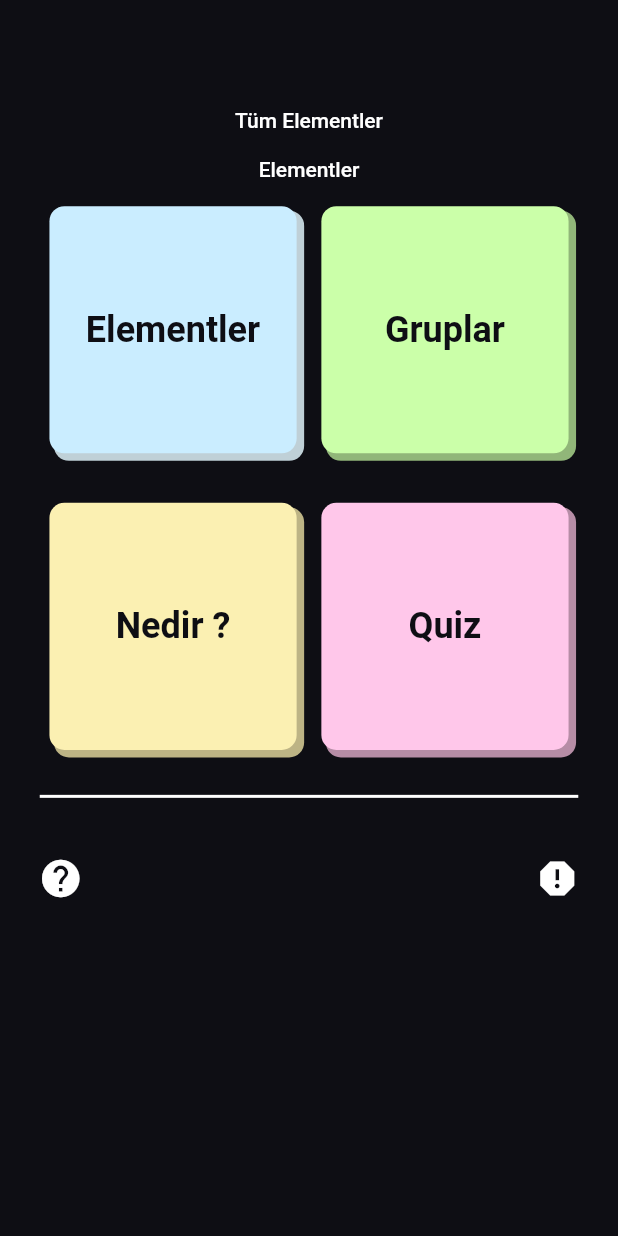
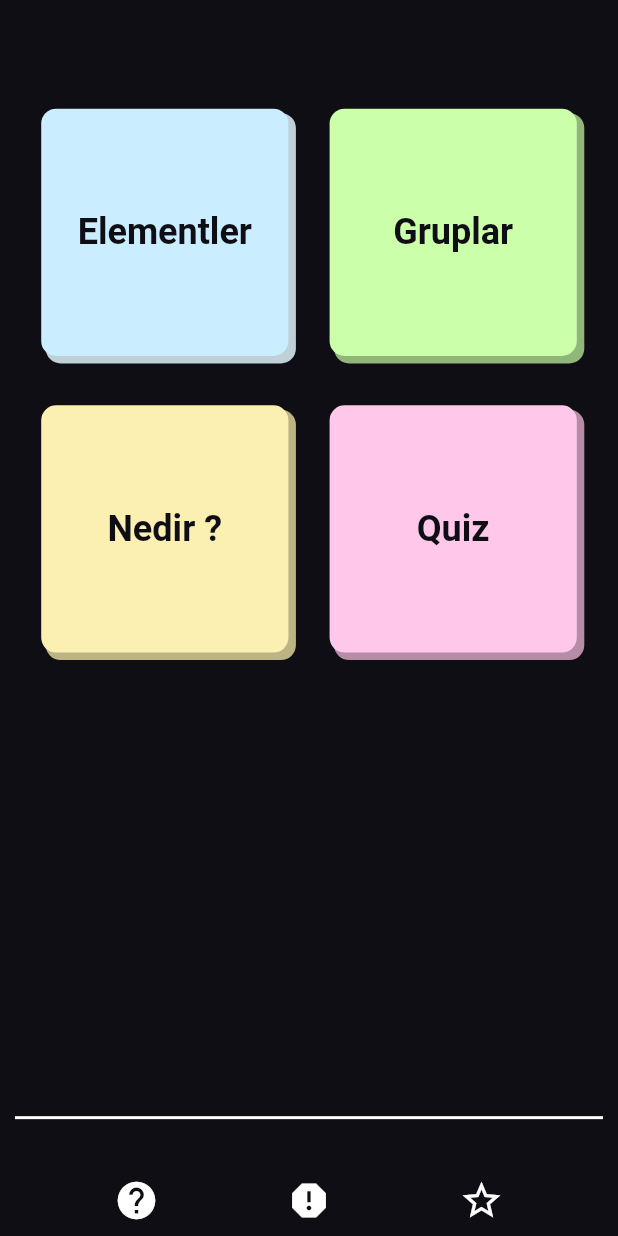
Before and after one commit to furkanagess/elements_app, a Flutter app: the screen it shows after launch, on a phone screen of 412 x 824 dp. Run offline on Flutter 3.47's test engine with Material 2 defaults, Android fonts, the phone set to English and light mode, and no system bars; our stand-ins replace equatable.

Commit message:
home view fixes

```diff
--- a/lib/feature/view/home/home_view.dart
+++ b/lib/feature/view/home/home_view.dart
@@ -1,4 +1,5 @@
 import 'package:elements_app/feature/view/elements/all_elements_page.dart';
+import 'package:elements_app/feature/view/groups/element_groups_view.dart';
 import 'package:elements_app/feature/view/quiz/quiz_page.dart';
 import 'package:elements_app/product/constants/app_colors.dart';
 import 'package:elements_app/product/constants/app_strings.dart';
@@ -17,21 +18,16 @@ class HomeView extends StatelessWidget {
     return Scaffold(
       backgroundColor: AppColors.background,
       appBar: buildAppbar(context),
-      body: Padding(
-        padding: context.paddingNormal,
-        child: Column(
+      body: Column(
         children: [
-            headerElementText(context),
-            SizedBox(height: context.dynamicHeight(0.02)),
-            headerGroupText(context),
           SizedBox(height: context.dynamicHeight(0.02)),
           elementGroupRowOne(context),
           SizedBox(height: context.dynamicHeight(0.04)),
           elementGroupRowTwo(context),
+          const Spacer(),
           divider(context),
           langAndHelpRow(context),
         ],
-        ),
       ),
     );
   }
@@ -89,12 +85,12 @@ class HomeView extends StatelessWidget {
         ),
         ElementGroupContainer(
           onTap: () {
-            // Navigator.push(
-            //   context,
-            //   MaterialPageRoute(
-            //     builder: (context) => const MetalPageView(),
-            //   ),
-            // );
+            Navigator.push(
+              context,
+              MaterialPageRoute(
+                builder: (context) => const ElementGroupsView(),
+              ),
+            );
           },
           shadowColor: AppColors.shGlowGreen,
           color: AppColors.glowGreen,
@@ -116,7 +112,7 @@ class HomeView extends StatelessWidget {
 
   Row langAndHelpRow(BuildContext context) {
     return Row(
-      mainAxisAlignment: MainAxisAlignment.spaceBetween,
+      mainAxisAlignment: MainAxisAlignment.spaceEvenly,
       children: [
         IconButton(
           onPressed: () {
@@ -138,18 +134,14 @@ class HomeView extends StatelessWidget {
             size: 30,
           ),
         ),
-        // IconButton(
-        //   onPressed: () =>
-        //       NotificationApi.showNotification(
-        //title: "saddas",
-        //body: "ewef ",
-        //),
-        //   icon: Icon(
-        //     Icons.star_border,
-        //     color: AppColors.white,
-        //     size: 30,
-        //   ),
-        // ),
+        IconButton(
+          onPressed: () {},
+          icon: const Icon(
+            Icons.star_border,
+            color: AppColors.white,
+            size: 30,
+          ),
+        ),
       ],
     );
   }
```
Lines whose indentation alone changed are shown as unchanged.
